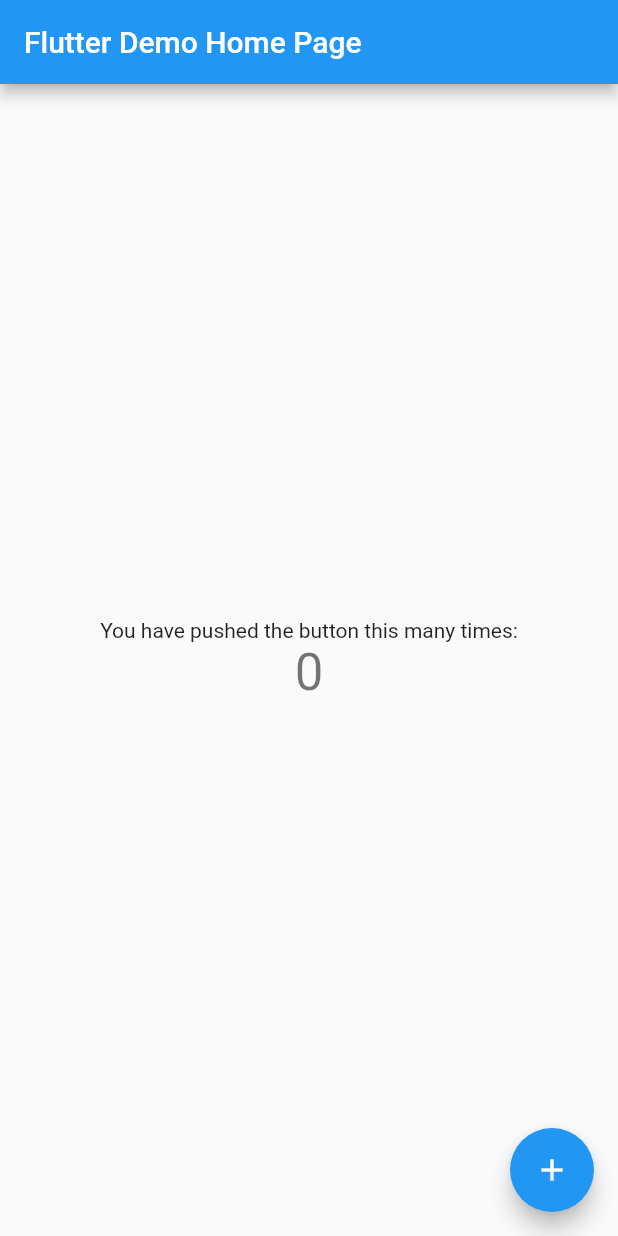
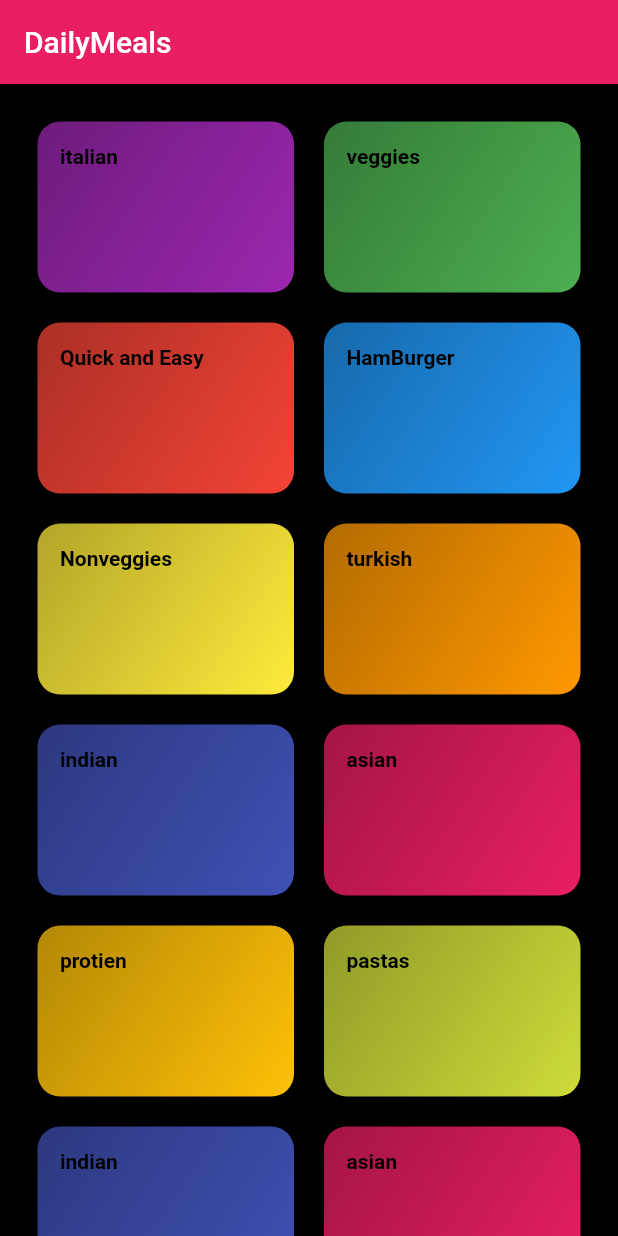
Before and after one commit to usamaiotexcel/daily_meals_app, a Flutter app: the screen it shows after launch, on a phone screen of 412 x 824 dp. Run offline on Flutter 3.47's test engine with Material 2 defaults, Android fonts, the phone set to English and light mode, and no system bars.

Commit message:
first changes

```diff
--- /dev/null
+++ b/lib/Dummy_Data.dart
@@ -0,0 +1,31 @@
+import 'package:flutter/material.dart';
+import '../models/category.dart';
+
+const DUMMY_CATEGORY = const [
+  Category(id: 'c1', title: 'italian', color: Colors.purple),
+  Category(id: 'c2', title: 'veggies', color: Colors.green),
+  Category(id: 'c3', title: 'Quick and Easy', color: Colors.red),
+  Category(id: 'c4', title: 'HamBurger', color: Colors.blue),
+  Category(id: 'c5', title: 'Nonveggies', color: Colors.yellow),
+  Category(id: 'c6', title: 'turkish', color: Colors.orange),
+  Category(id: 'c7', title: 'indian', color: Colors.indigo),
+  Category(id: 'c8', title: 'asian', color: Colors.pink),
+  Category(id: 'c9', title: 'protien', color: Colors.amber),
+  Category(id: 'c10', title: 'pastas', color: Colors.lime),
+  Category(id: 'c7', title: 'indian', color: Colors.indigo),
+  Category(id: 'c8', title: 'asian', color: Colors.pink),
+  Category(id: 'c9', title: 'protien', color: Colors.amber),
+  Category(id: 'c10', title: 'pastas', color: Colors.lime),
+  Category(id: 'c4', title: 'HamBurger', color: Colors.blue),
+  Category(id: 'c5', title: 'Nonveggies', color: Colors.yellow),
+  Category(id: 'c6', title: 'turkish', color: Colors.orange),
+  Category(id: 'c7', title: 'indian', color: Colors.indigo),
+  Category(id: 'c8', title: 'asian', color: Colors.pink),
+  Category(id: 'c9', title: 'protien', color: Colors.amber),
+  Category(id: 'c10', title: 'pastas', color: Colors.lime),
+  Category(id: 'c7', title: 'indian', color: Colors.indigo),
+  Category(id: 'c8', title: 'asian', color: Colors.pink),
+  Category(id: 'c9', title: 'protien', color: Colors.amber),
+  Category(id: 'c10', title: 'pastas', color: Colors.lime),
+  Category(id: 'c10', title: 'pastas', color: Colors.lime)
+];
--- /dev/null
+++ b/lib/categories_screen.dart
@@ -0,0 +1,26 @@
+import 'package:flutter/material.dart';
+import 'package:third_project/Dummy_Data.dart';
+import 'category_item.dart';
+
+class CategoriesScreen extends StatelessWidget {
+  @override
+  Widget build(BuildContext context) {
+    return Scaffold(
+      appBar: AppBar(
+        title: Text("DailyMeals"),
+      ),
+      body: GridView(
+          padding: const EdgeInsets.all(25),
+          children: DUMMY_CATEGORY
+              .map(
+                (catData) => CategoryItem(catData.title, catData.color),
+              )
+              .toList(),
+          gridDelegate: SliverGridDelegateWithMaxCrossAxisExtent(
+              maxCrossAxisExtent: 200,
+              childAspectRatio: 1.5,
+              crossAxisSpacing: 20,
+              mainAxisSpacing: 20)),
+    );
+  }
+}
--- /dev/null
+++ b/lib/category_item.dart
@@ -0,0 +1,25 @@
+import 'package:flutter/material.dart';
+import 'Dummy_Data.dart';
+
+class CategoryItem extends StatelessWidget {
+  final String title;
+  final Color color;
+  CategoryItem(this.title, this.color);
+
+  @override
+  Widget build(BuildContext context) {
+    return Container(
+      padding: const EdgeInsets.all(15),
+      child: Text(
+        title,
+        style: TextStyle(color: Colors.black, fontWeight: FontWeight.bold),
+      ),
+      decoration: BoxDecoration(
+          gradient: LinearGradient(
+              colors: [color.withOpacity(0.7), color],
+              begin: Alignment.topLeft,
+              end: Alignment.bottomRight),
+          borderRadius: BorderRadius.circular(15)),
+    );
+  }
+}
--- a/lib/main.dart
+++ b/lib/main.dart
@@ -1,113 +1,27 @@
 import 'package:flutter/material.dart';
+import 'categories_screen.dart';
 
 void main() {
   runApp(MyApp());
 }
 
 class MyApp extends StatelessWidget {
-  // This widget is the root of your application.
   @override
   Widget build(BuildContext context) {
     return MaterialApp(
-      title: 'Flutter Demo',
+      title: "DailyMeals",
       theme: ThemeData(
-        // This is the theme of your application.
-        //
-        // Try running your application with "flutter run". You'll see the
-        // application has a blue toolbar. Then, without quitting the app, try
-        // changing the primarySwatch below to Colors.green and then invoke
-        // "hot reload" (press "r" in the console where you ran "flutter run",
-        // or simply save your changes to "hot reload" in a Flutter IDE).
-        // Notice that the counter didn't reset back to zero; the application
-        // is not restarted.
-        primarySwatch: Colors.blue,
-      ),
-      home: MyHomePage(title: 'Flutter Demo Home Page'),
+          brightness: Brightness.light,
+          primarySwatch: Colors.pink,
+          accentColor: Colors.amber,
+          canvasColor: Colors.black,
+          textTheme: ThemeData.light().textTheme.copyWith(
+                body1: TextStyle(
+                  color: Color.fromRGBO(20, 51, 51, 1),
+                ),
+                body2: TextStyle(color: Color.fromRGBO(20, 51, 51, 1)),
+              )),
+      home: CategoriesScreen(),
     );
   }
 }
-
-class MyHomePage extends StatefulWidget {
-  MyHomePage({Key? key, required this.title}) : super(key: key);
-
-  // This widget is the home page of your application. It is stateful, meaning
-  // that it has a State object (defined below) that contains fields that affect
-  // how it looks.
-
-  // This class is the configuration for the state. It holds the values (in this
-  // case the title) provided by the parent (in this case the App widget) and
-  // used by the build method of the State. Fields in a Widget subclass are
-  // always marked "final".
-
-  final String title;
-
-  @override
-  _MyHomePageState createState() => _MyHomePageState();
-}
-
-class _MyHomePageState extends State<MyHomePage> {
-  int _counter = 0;
-
-  void _incrementCounter() {
-    setState(() {
-      // This call to setState tells the Flutter framework that something has
-      // changed in this State, which causes it to rerun the build method below
-      // so that the display can reflect the updated values. If we changed
-      // _counter without calling setState(), then the build method would not be
-      // called again, and so nothing would appear to happen.
-      _counter++;
-    });
-  }
-
-  @override
-  Widget build(BuildContext context) {
-    // This method is rerun every time setState is called, for instance as done
-    // by the _incrementCounter method above.
-    //
-    // The Flutter framework has been optimized to make rerunning build methods
-    // fast, so that you can just rebuild anything that needs updating rather
-    // than having to individually change instances of widgets.
-    return Scaffold(
-      appBar: AppBar(
-        // Here we take the value from the MyHomePage object that was created by
-        // the App.build method, and use it to set our appbar title.
-        title: Text(widget.title),
-      ),
-      body: Center(
-        // Center is a layout widget. It takes a single child and positions it
-        // in the middle of the parent.
-        child: Column(
-          // Column is also a layout widget. It takes a list of children and
-          // arranges them vertically. By default, it sizes itself to fit its
-          // children horizontally, and tries to be as tall as its parent.
-          //
-          // Invoke "debug painting" (press "p" in the console, choose the
-          // "Toggle Debug Paint" action from the Flutter Inspector in Android
-          // Studio, or the "Toggle Debug Paint" command in Visual Studio Code)
-          // to see the wireframe for each widget.
-          //
-          // Column has various properties to control how it sizes itself and
-          // how it positions its children. Here we use mainAxisAlignment to
-          // center the children vertically; the main axis here is the vertical
-          // axis because Columns are vertical (the cross axis would be
-          // horizontal).
-          mainAxisAlignment: MainAxisAlignment.center,
-          children: <Widget>[
-            Text(
-              'You have pushed the button this many times:',
-            ),
-            Text(
-              '$_counter',
-              style: Theme.of(context).textTheme.headline4,
-            ),
-          ],
-        ),
-      ),
-      floatingActionButton: FloatingActionButton(
-        onPressed: _incrementCounter,
-        tooltip: 'Increment',
-        child: Icon(Icons.add),
-      ), // This trailing comma makes auto-formatting nicer for build methods.
-    );
-  }
-}
--- /dev/null
+++ b/lib/models/category.dart
@@ -0,0 +1,9 @@
+import 'package:flutter/material.dart';
+
+class Category {
+  final String id;
+  final String title;
+  final Color color;
+
+  const Category({required this.id, required this.title, required this.color});
+}
```
